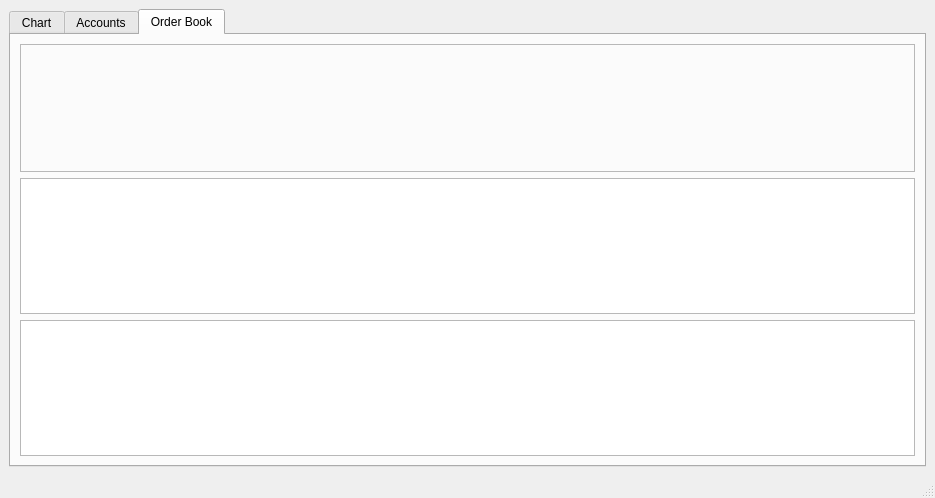
Qt form src/mainwindow.ui (biddisco/lxqt-build-tools) before a commit.
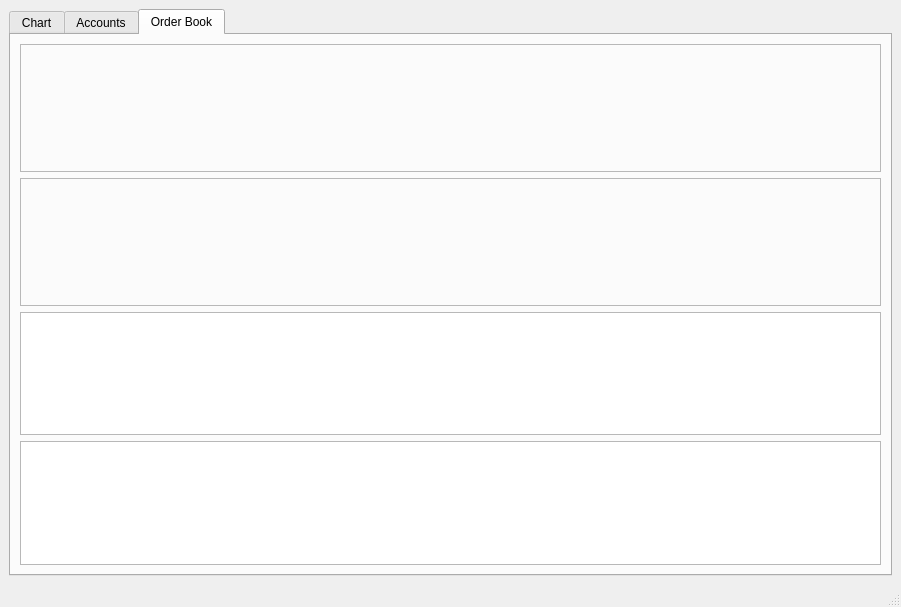
The same form after that commit. The open tabs and pages were chosen to show the change.

Commit message: Initial support for dual order books, bitstamp/ledger

Patch:
```diff
--- a/src/mainwindow.ui
+++ b/src/mainwindow.ui
@@ -6,8 +6,8 @@
    <rect>
     <x>0</x>
     <y>0</y>
-    <width>935</width>
-    <height>498</height>
+    <width>901</width>
+    <height>607</height>
    </rect>
   </property>
   <property name="windowTitle">
@@ -660,7 +660,28 @@
               </property>
               <layout class="QGridLayout" name="gridLayout">
                <item row="1" column="0">
-                <layout class="QVBoxLayout" name="orderbook_layout"/>
+                <layout class="QVBoxLayout" name="orderbook_layout_1"/>
+               </item>
+              </layout>
+             </widget>
+            </item>
+            <item>
+             <widget class="QFrame" name="order_frame_2">
+              <property name="minimumSize">
+               <size>
+                <width>128</width>
+                <height>128</height>
+               </size>
+              </property>
+              <property name="frameShape">
+               <enum>QFrame::StyledPanel</enum>
+              </property>
+              <property name="frameShadow">
+               <enum>QFrame::Raised</enum>
+              </property>
+              <layout class="QGridLayout" name="gridLayout_6">
+               <item row="1" column="0">
+                <layout class="QVBoxLayout" name="orderbook_layout_2"/>
                </item>
               </layout>
              </widget>
```
Left out of the diff: 4 changed lines with no effect on the pictures. The commit also changes 11 other files.
